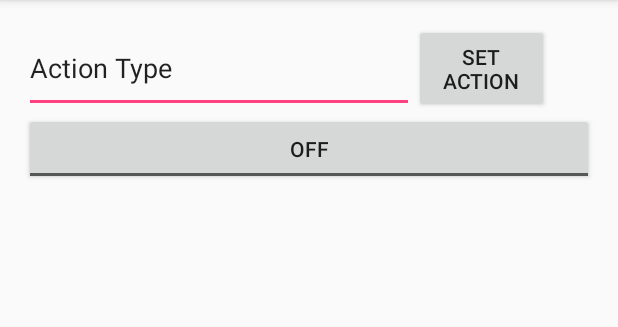
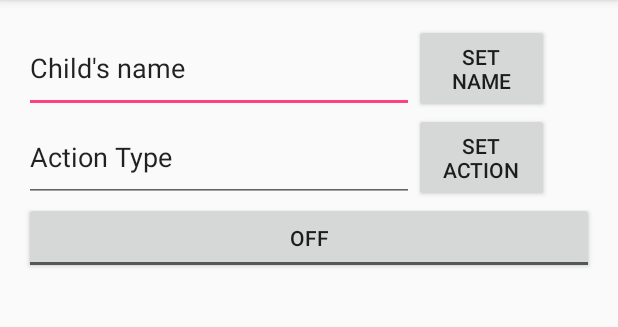
Before and after one commit to ursopanda/ChildrenActivityMonitoring, an Android app: the screen it shows after launch (MainActivity), after a tap on "SET ACTION", on a phone screen of 412 x 824 dp, the part 84-411 px from its top. Run offline under Robolectric (Android 15) with nearby library versions, the phone set to English and light mode, and no system bars; 4 statements that could not run were skipped.

Commit message:
Added new row to the DB: child's name

```diff
--- a/app/src/main/java/app/edi/palmprothesismotionmonitoring/MainActivity.java
+++ b/app/src/main/java/app/edi/palmprothesismotionmonitoring/MainActivity.java
@@ -55,9 +55,13 @@ public class MainActivity extends AppCompatActivity implements ProcessingService
     public static String totalRehabLength;
 
     private EditText actionTypeEditText;
+    private EditText childNameEditText;
+    private Button setChildNameButton;
     private Button setActionTypeButton;
     // here we will store actionType
     public static String actionType;
+    // here we will store child's name
+    public static String childName;
 
     private Vector<Sensor> sensors;
 
@@ -244,7 +248,7 @@ public class MainActivity extends AppCompatActivity implements ProcessingService
                                             System.currentTimeMillis(),
                                             application.processingService.getAcc1X(), application.processingService.getAcc1Y(), application.processingService.getAcc1Z(),
                                                 application.processingService.getAcc2X(), application.processingService.getAcc2Y(), application.processingService.getAcc2Z(),
-                                            MainActivity.actionType));
+                                            MainActivity.actionType, MainActivity.childName));
                                     }
                                 });
                             }
@@ -272,6 +276,18 @@ public class MainActivity extends AppCompatActivity implements ProcessingService
         // Showing Toast notification in order to notify about activity type change
         Context context = getApplicationContext();
         CharSequence text = "Activity Set: " + actionType;
+        int duration = Toast.LENGTH_SHORT;
+        Toast toast = Toast.makeText(context, text, duration);
+        toast.show();
+    }
+
+    public void onClickSetChildName(View v) {
+        childNameEditText = (EditText) findViewById(R.id.chidNameEditText);
+        childName = childNameEditText.getText().toString();
+
+        // Showing Toast notification in order to notify about child's name change
+        Context context = getApplicationContext();
+        CharSequence text = "Child's name set: " + childName;
         int duration = Toast.LENGTH_SHORT;
         Toast toast = Toast.makeText(context, text, duration);
         toast.show();
--- a/app/src/main/res/layout/content_main.xml
+++ b/app/src/main/res/layout/content_main.xml
@@ -13,6 +13,21 @@
         android:layout_width="match_parent"
         android:layout_height="match_parent"
         android:orientation="vertical">
+        <LinearLayout
+            android:layout_width="match_parent"
+            android:layout_height="wrap_content">
+            <EditText
+                android:layout_width="260dp"
+                android:layout_height="match_parent"
+                android:id="@+id/chidNameEditText"
+                android:text="Child's name"/>
+            <Button
+                android:layout_width="90dp"
+                android:layout_height="match_parent"
+                android:text="Set name"
+                android:id="@+id/setChildNameButton"
+                android:onClick="onClickSetChildName"/>
+            </LinearLayout>
         <LinearLayout
             android:layout_width="match_parent"
             android:layout_height="wrap_content">
```
Also changed, not shown: app/src/main/java/database/DatabaseHandler.java (+6 -2 lines), app/src/main/java/database/Reading.java (+13 -2 lines).
